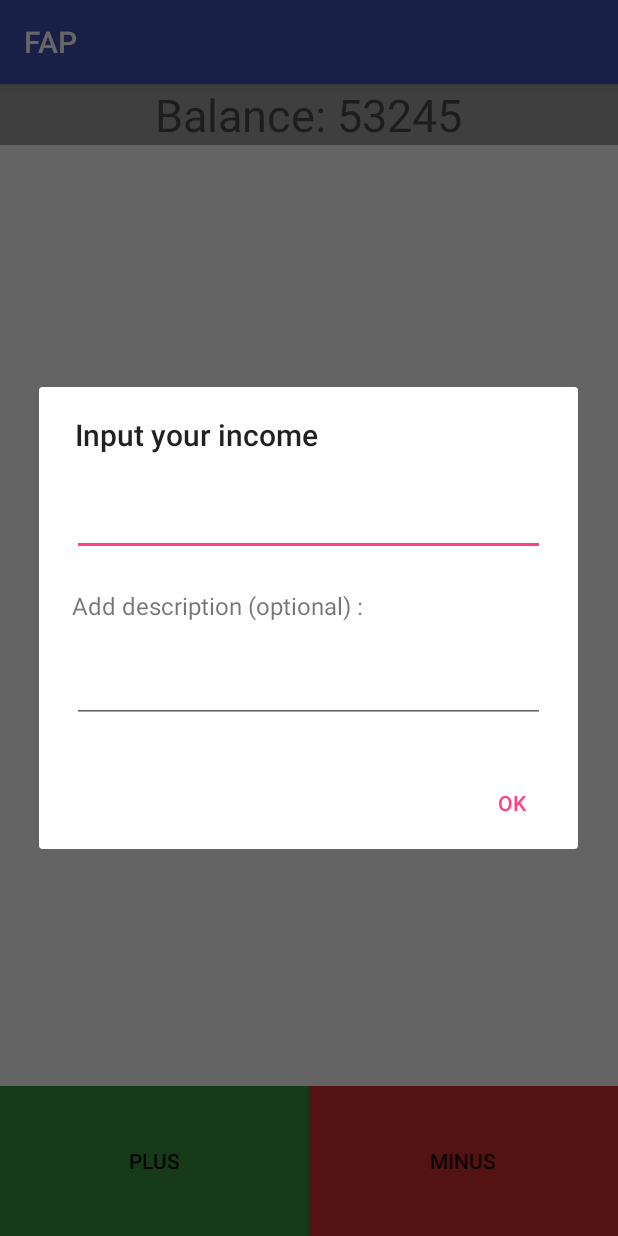
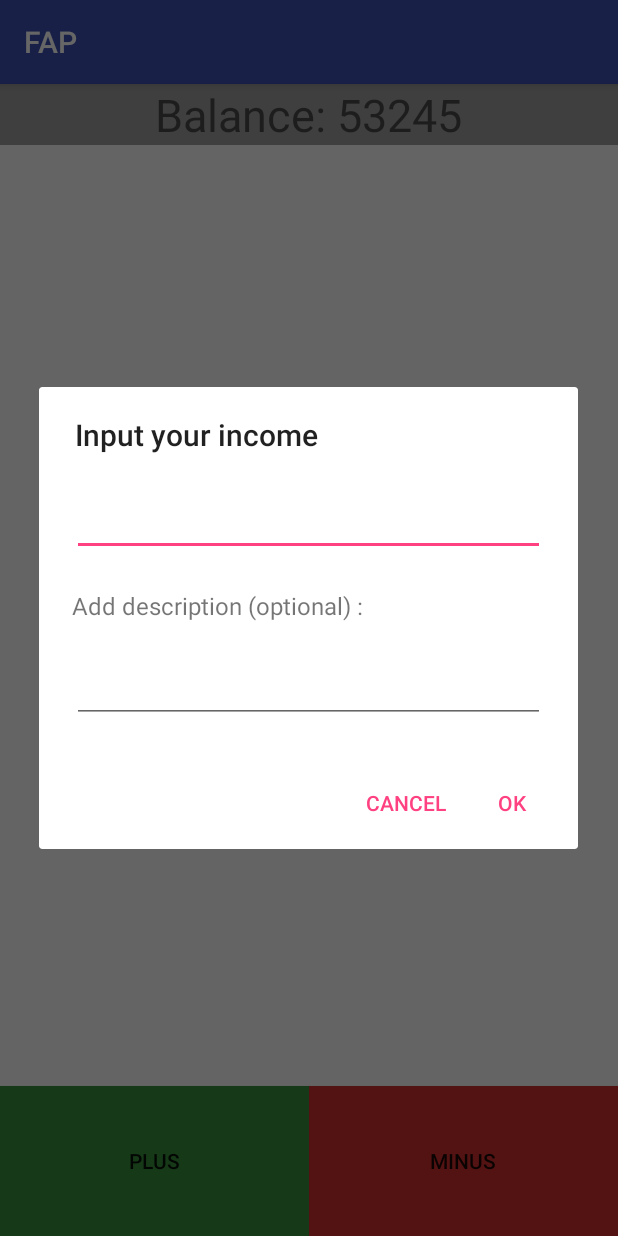
Before and after one commit to YaDaniil/FAP, an Android app: the screen it shows after launch (MainActivity), after a tap on "PLUS", on a phone screen of 412 x 824 dp. Run offline under Robolectric (Android 15) with nearby library versions, the phone set to English and light mode, and no system bars; libraries missing offline, so code that uses them is left out: com.orm; 4 statements that could not run were skipped.

Commit message:
Add cancel button to alertdialog

```diff
--- a/app/src/main/java/com/yadaniil/fap/MainActivity.java
+++ b/app/src/main/java/com/yadaniil/fap/MainActivity.java
@@ -66,7 +66,7 @@ public class MainActivity extends AppCompatActivity {
     }
 
     private void showAlertDialogWithEditText(final boolean isPlus) {
-        AlertDialog.Builder builder = new AlertDialog.Builder(this);
+        final AlertDialog.Builder builder = new AlertDialog.Builder(this);
         String title = isPlus ? getString(R.string.input_your_income) : getString(R.string.input_your_costs);
         builder.setTitle(title);
 
@@ -79,11 +79,20 @@ public class MainActivity extends AppCompatActivity {
 
         showKeyboard(amountEditText);
 
+        final AlertDialog alertDialog = builder.create();
+
         builder.setPositiveButton(getString(R.string.ok), new DialogInterface.OnClickListener() {
             @Override
             public void onClick(DialogInterface dialogInterface, int i) {
                 saveAndProcessAmount(amountEditText.getText().toString(),
                         descriptionEditText.getText().toString(), isPlus);
+            }
+        });
+
+        builder.setNegativeButton(getString(R.string.cancel), new DialogInterface.OnClickListener() {
+            @Override
+            public void onClick(DialogInterface dialogInterface, int i) {
+                alertDialog.cancel();
             }
         });
 
--- a/app/src/main/res/values/strings.xml
+++ b/app/src/main/res/values/strings.xml
@@ -6,4 +6,5 @@
     <string name="input_your_costs">Input your costs</string>
     <string name="ok">Ok</string>
     <string name="add_description">Add description (optional) :</string>
+    <string name="cancel">Cancel</string>
 </resources>
```
